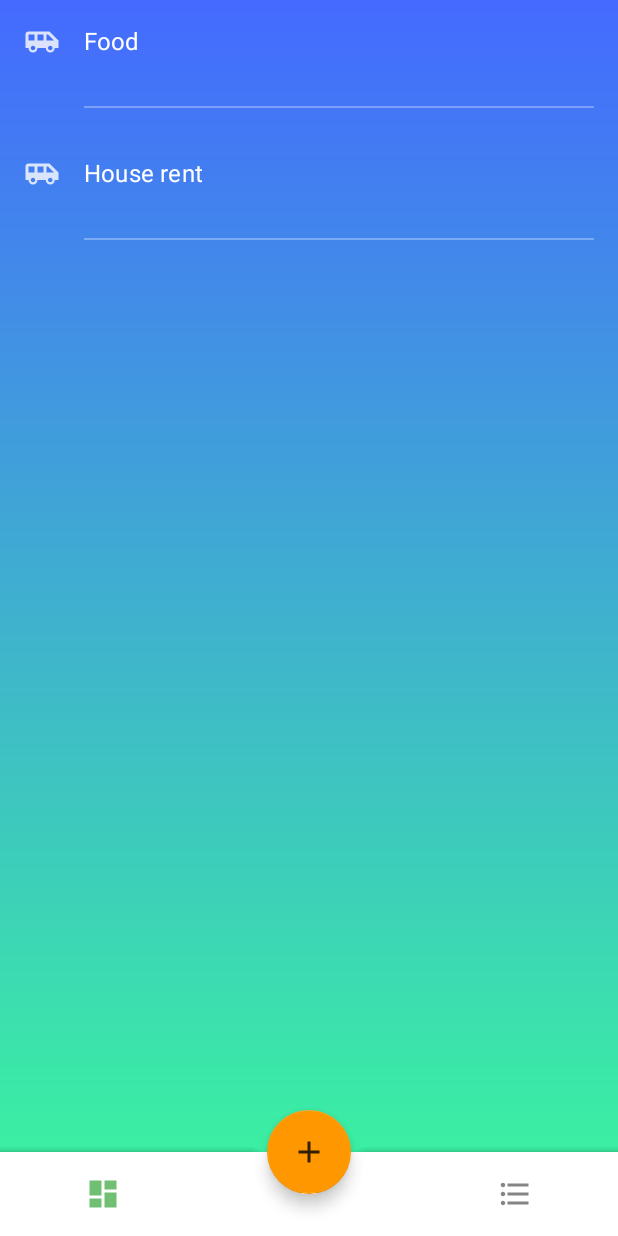
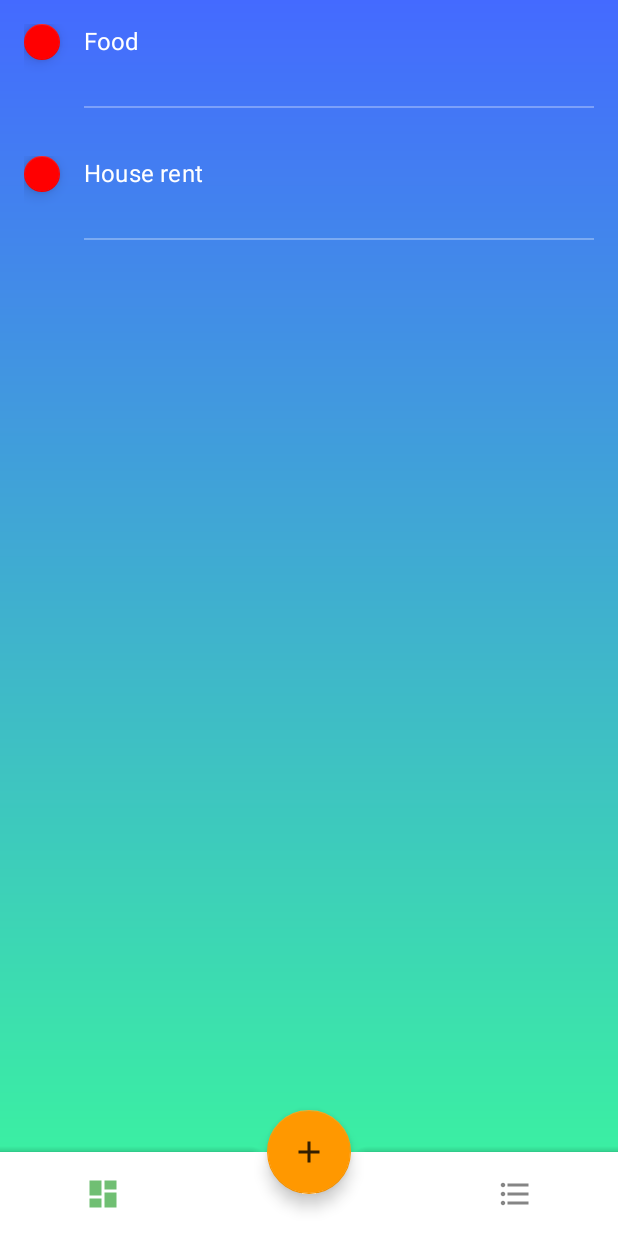
Before and after one commit to buiquanghuy23103/Fitsu, an Android app: the screen it shows after launch (MainActivity), on a phone screen of 412 x 824 dp. Run offline under Robolectric (Android 15) with nearby library versions, the phone set to English and light mode, and no system bars; our stand-ins replace Dagger/Hilt's generated code, Room's generated code, RxJava, Timber, data binding; 1 statement that could not run was skipped.

Commit message:
Display categories' colors

```diff
--- a/app/src/main/java/com/huy/fitsu/categories/CategoriesAdapter.kt
+++ b/app/src/main/java/com/huy/fitsu/categories/CategoriesAdapter.kt
@@ -1,5 +1,6 @@
 package com.huy.fitsu.categories
 
+import android.content.res.ColorStateList
 import android.view.LayoutInflater
 import android.view.ViewGroup
 import androidx.recyclerview.widget.DiffUtil
@@ -28,6 +29,7 @@ class CategoriesAdapter(
         fun bind(viewModel: CategoriesViewModel, category: Category) {
             binding.category = category
             binding.viewModel = viewModel
+            binding.categoryIcon.backgroundTintList = ColorStateList.valueOf(category.color)
         }
 
         companion object {
--- a/app/src/main/java/com/huy/fitsu/data/model/Category.kt
+++ b/app/src/main/java/com/huy/fitsu/data/model/Category.kt
@@ -9,7 +9,7 @@ import java.util.*
 data class Category(
     @PrimaryKey @ColumnInfo(name = "id") var id: String = UUID.randomUUID().toString(),
     @ColumnInfo(name = "title") var title: String = "",
-    @ColumnInfo(name = "color") var color: Int = 255,
+    @ColumnInfo(name = "color") var color: Int = -65535,
     @ColumnInfo(name = "budgetDuration") var budgetDuration: BudgetDuration = BudgetDuration.WEEKLY,
     @ColumnInfo(name = "isIncome") var isIncome: Boolean = false
 )
--- a/app/src/main/res/layout/category_item.xml
+++ b/app/src/main/res/layout/category_item.xml
@@ -19,11 +19,10 @@
         android:layout_height="wrap_content"
         android:layout_margin="@dimen/layout_margin_large">
 
-        <ImageView
+        <com.google.android.material.floatingactionbutton.FloatingActionButton
             android:id="@+id/category_icon"
             android:layout_width="@dimen/icon_size"
             android:layout_height="@dimen/icon_size"
-            android:src="@drawable/ic_transportation"
             app:layout_constraintLeft_toLeftOf="parent"
             app:layout_constraintTop_toTopOf="parent" />
 
```
